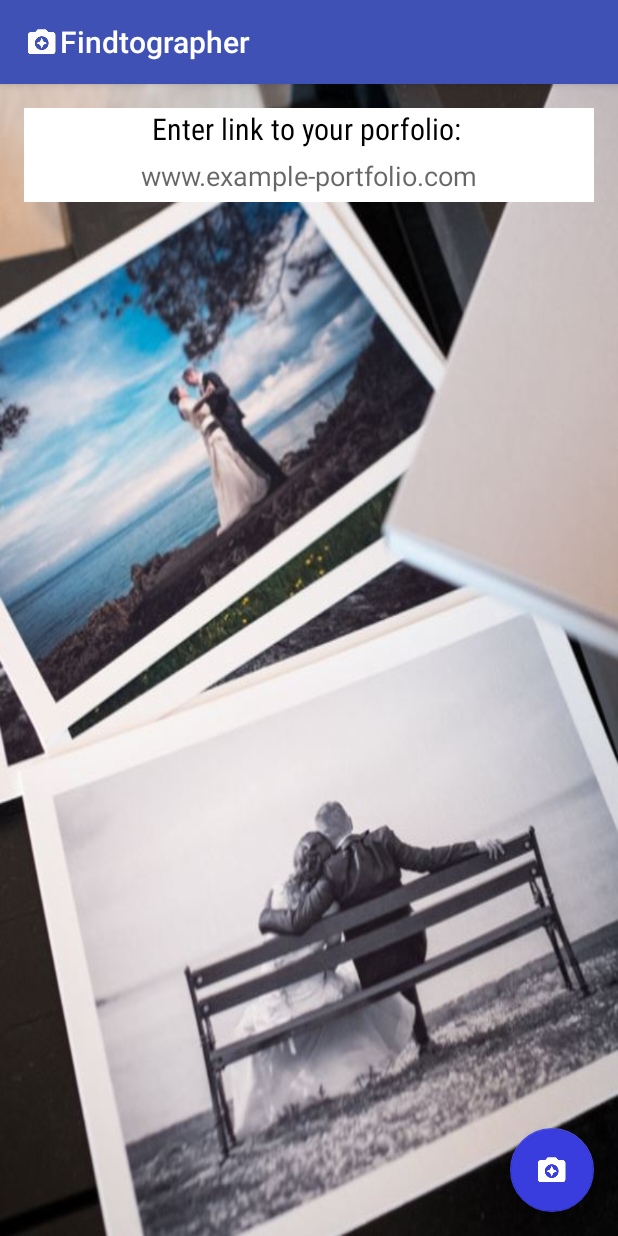
After one commit to angiemsu/Findtographer, an Android app: the Photographer screen opened directly, with no data from a screen before it, on a phone screen of 412 x 824 dp. The commit adds this screen. Run offline under Robolectric (Android 15) with nearby library versions, the phone set to English and light mode, and no system bars.

Commit message:
added activities and ui

```diff
--- a/Findtographer/app/build.gradle
+++ b/Findtographer/app/build.gradle
@@ -27,10 +27,12 @@ dependencies {
         exclude group: 'com.android.support', module: 'support-annotations'
     })
     compile 'com.android.support:appcompat-v7:24.2.1'
-    compile 'com.google.android.gms:play-services:10.2.0'
-    compile 'com.google.firebase:firebase-database:10.2.0'
+    compile 'com.google.android.gms:play-services:10.2.1'
+    compile 'com.google.firebase:firebase-database:10.2.1'
+    compile 'com.android.support:design:24.2.1'
     testCompile 'junit:junit:4.12'
 }
 
 
+
 apply plugin: 'com.google.gms.google-services'
--- a/Findtographer/app/src/main/java/com/example/findtographer/Findtographer.java
+++ b/Findtographer/app/src/main/java/com/example/findtographer/Findtographer.java
@@ -111,7 +111,7 @@ public class Findtographer extends AppCompatActivity
         // Initialize a TabSpec for tab2 and add it to the TabHost
         spec = tabs.newTabSpec("tag2");        //create new tab specification
         spec.setContent(R.id.tab2);            //add view tab content
-        spec.setIndicator("Photographers");
+        spec.setIndicator("Portfolios");
         tabs.addTab(spec);                    //put tab in TabHost container
 
         go2 = (Button) findViewById(R.id.go2);
--- /dev/null
+++ b/Findtographer/app/src/main/java/com/example/findtographer/Photographer.java
@@ -0,0 +1,32 @@
+package com.example.findtographer;
+
+import android.os.Bundle;
+import android.support.design.widget.FloatingActionButton;
+import android.support.design.widget.Snackbar;
+import android.support.v7.app.AppCompatActivity;
+import android.support.v7.widget.Toolbar;
+import android.view.View;
+
+public class Photographer extends AppCompatActivity {
+
+    @Override
+    protected void onCreate(Bundle savedInstanceState) {
+        super.onCreate(savedInstanceState);
+        setContentView(R.layout.activity_photographer);
+        Toolbar toolbar = (Toolbar) findViewById(R.id.toolbar);
+        setSupportActionBar(toolbar);
+
+        getSupportActionBar().setDisplayShowHomeEnabled(true);
+        getSupportActionBar().setIcon(R.drawable.ic_stat_name);
+
+        FloatingActionButton fab = (FloatingActionButton) findViewById(R.id.fab);
+        fab.setOnClickListener(new View.OnClickListener() {
+            @Override
+            public void onClick(View view) {
+                Snackbar.make(view, "Photographer profile created", Snackbar.LENGTH_LONG)
+                        .setAction("Action", null).show();
+            }
+        });
+    }
+
+}
--- /dev/null
+++ b/Findtographer/app/src/main/res/layout/activity_photographer.xml
@@ -0,0 +1,35 @@
+<?xml version="1.0" encoding="utf-8"?>
+<android.support.design.widget.CoordinatorLayout xmlns:android="http://schemas.android.com/apk/res/android"
+    xmlns:app="http://schemas.android.com/apk/res-auto"
+    xmlns:tools="http://schemas.android.com/tools"
+    android:layout_width="match_parent"
+    android:layout_height="match_parent"
+    android:background="@drawable/portfolio"
+    android:fitsSystemWindows="true"
+    tools:context="com.example.findtographer.Photographer">
+
+    <android.support.design.widget.AppBarLayout
+        android:layout_width="match_parent"
+        android:layout_height="wrap_content"
+        android:theme="@style/AppTheme.AppBarOverlay">
+
+        <android.support.v7.widget.Toolbar
+            android:id="@+id/toolbar"
+            android:layout_width="match_parent"
+            android:layout_height="?attr/actionBarSize"
+            android:background="?attr/colorPrimary"
+            app:popupTheme="@style/AppTheme.PopupOverlay" />
+
+    </android.support.design.widget.AppBarLayout>
+
+    <include layout="@layout/content_photographer" />
+
+    <android.support.design.widget.FloatingActionButton
+        android:id="@+id/fab"
+        android:layout_width="wrap_content"
+        android:layout_height="wrap_content"
+        android:layout_gravity="bottom|end"
+        android:layout_margin="@dimen/fab_margin"
+        app:srcCompat="@drawable/ic_stat_name" />
+
+</android.support.design.widget.CoordinatorLayout>
--- /dev/null
+++ b/Findtographer/app/src/main/res/layout/content_photographer.xml
@@ -0,0 +1,39 @@
+<?xml version="1.0" encoding="utf-8"?>
+<LinearLayout xmlns:android="http://schemas.android.com/apk/res/android"
+    xmlns:app="http://schemas.android.com/apk/res-auto"
+    xmlns:tools="http://schemas.android.com/tools"
+    android:id="@+id/content_photographer"
+    android:layout_width="match_parent"
+    android:layout_height="match_parent"
+    android:paddingBottom="@dimen/activity_vertical_margin"
+    android:paddingLeft="@dimen/activity_horizontal_margin"
+    android:paddingRight="@dimen/activity_horizontal_margin"
+    android:paddingTop="@dimen/activity_vertical_margin"
+    android:orientation="vertical"
+    app:layout_behavior="@string/appbar_scrolling_view_behavior"
+    tools:context="com.example.findtographer.Photographer"
+    tools:showIn="@layout/activity_photographer">
+
+    <TextView
+        android:layout_width="match_parent"
+        android:id="@+id/enterLink"
+        android:layout_height="wrap_content"
+        android:text="Enter link to your porfolio: "
+        android:fontFamily="sans-serif-condensed"
+        android:paddingBottom="5dp"
+        android:textSize="20dp"
+        android:gravity="center"
+        android:background="#ffffff"
+        android:textColor="#ff000000"/>
+
+    <EditText
+        android:id="@+id/portURL"
+        android:layout_width="match_parent"
+        android:layout_height="wrap_content"
+        android:background="#ffffff"
+        android:gravity="center"
+        android:paddingBottom="5dp"
+        android:hint="www.example-portfolio.com"
+        android:textColor="#ff000000"/>
+
+</LinearLayout>
--- /dev/null
+++ b/Findtographer/app/src/main/res/values-v21/styles.xml
@@ -0,0 +1,9 @@
+<resources>
+
+    <style name="AppTheme.NoActionBar">
+        <item name="windowActionBar">false</item>
+        <item name="windowNoTitle">true</item>
+        <item name="android:windowDrawsSystemBarBackgrounds">true</item>
+        <item name="android:statusBarColor">@android:color/transparent</item>
+    </style>
+</resources>
--- /dev/null
+++ b/Findtographer/app/src/main/res/values-w820dp/dimens.xml
@@ -0,0 +1,6 @@
+<resources>
+    <!-- Example customization of dimensions originally defined in res/values/dimens.xml
+         (such as screen margins) for screens with more than 820dp of available width. This
+         would include 7" and 10" devices in landscape (~960dp and ~1280dp respectively). -->
+    <dimen name="activity_horizontal_margin">64dp</dimen>
+</resources>
--- /dev/null
+++ b/Findtographer/app/src/main/res/values/dimens.xml
@@ -0,0 +1,6 @@
+<resources>
+    <!-- Default screen margins, per the Android Design guidelines. -->
+    <dimen name="activity_horizontal_margin">16dp</dimen>
+    <dimen name="activity_vertical_margin">16dp</dimen>
+    <dimen name="fab_margin">16dp</dimen>
+</resources>
--- a/Findtographer/app/src/main/res/values/strings.xml
+++ b/Findtographer/app/src/main/res/values/strings.xml
@@ -8,4 +8,7 @@
     <string name="location">Use current location</string>
     <string name="notification_title">Findtographer Match</string>
     <string name="notification_content">Tap to see photographers in your area</string>
+    <string name="title_activity_login">Sign in</string>
+    <string name="title_activity_photographer">Findtographer</string>
+    <string name="login_intro">Welcome! Select your user type: </string>
 </resources>
--- a/Findtographer/app/src/main/res/values/styles.xml
+++ b/Findtographer/app/src/main/res/values/styles.xml
@@ -8,4 +8,13 @@
         <item name="colorAccent">@color/colorAccent</item>
     </style>
 
+    <style name="AppTheme.NoActionBar">
+        <item name="windowActionBar">false</item>
+        <item name="windowNoTitle">true</item>
+    </style>
+
+    <style name="AppTheme.AppBarOverlay" parent="ThemeOverlay.AppCompat.Dark.ActionBar" />
+
+    <style name="AppTheme.PopupOverlay" parent="ThemeOverlay.AppCompat.Light" />
+
 </resources>
```
Also changed, not shown: Findtographer/app/src/main/AndroidManifest.xml (+12 -6 lines), Findtographer/app/src/main/java/com/example/findtographer/Login.java (added, +46 -0 lines), Findtographer/app/src/main/res/layout/activity_login.xml (added, +68 -0 lines), Findtographer/app/src/main/res/drawable/login.JPG (added), Findtographer/app/src/main/res/drawable/logo.png (added), Findtographer/app/src/main/res/drawable/photo.JPG (deleted), Findtographer/app/src/main/res/drawable/portfolio.JPG (added).
